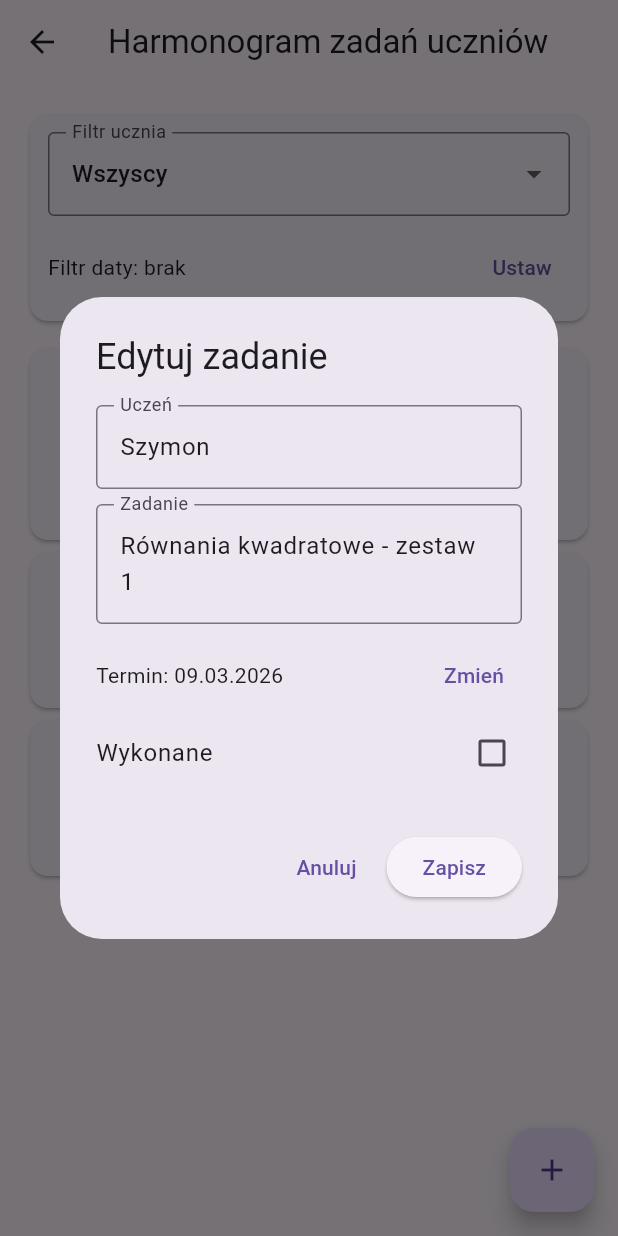
After one commit to Szmekowy/Math_App_Server, a Flutter app: the TaskSchedulePage screen opened directly, after a tap on the "edit" icon, on a phone screen of 412 x 824 dp. The commit adds this screen. Run offline on Flutter 3.47's test engine with Material 3 defaults, Android fonts, the phone set to English and light mode, and no system bars; our stand-ins replace fl_chart.

Commit message:
Add task schedule feature with navigation and UI components

```diff
--- /dev/null
+++ b/aplikacja_flutter/lib/pages/task_schedule_page.dart
@@ -0,0 +1,333 @@
+import 'package:flutter/material.dart';
+
+class TaskSchedulePage extends StatefulWidget {
+  const TaskSchedulePage({super.key});
+
+  @override
+  State<TaskSchedulePage> createState() => _TaskSchedulePageState();
+}
+
+class _TaskScheduleItem {
+  final String student;
+  final String taskTitle;
+  final DateTime deadline;
+  final bool done;
+
+  const _TaskScheduleItem({
+    required this.student,
+    required this.taskTitle,
+    required this.deadline,
+    this.done = false,
+  });
+
+  _TaskScheduleItem copyWith({
+    String? student,
+    String? taskTitle,
+    DateTime? deadline,
+    bool? done,
+  }) {
+    return _TaskScheduleItem(
+      student: student ?? this.student,
+      taskTitle: taskTitle ?? this.taskTitle,
+      deadline: deadline ?? this.deadline,
+      done: done ?? this.done,
+    );
+  }
+}
+
+class _TaskSchedulePageState extends State<TaskSchedulePage> {
+  final List<_TaskScheduleItem> _items = [
+    _TaskScheduleItem(
+      student: 'Szymon',
+      taskTitle: 'Równania kwadratowe - zestaw 1',
+      deadline: DateTime.now().add(const Duration(days: 1)),
+    ),
+    _TaskScheduleItem(
+      student: 'Wiktor',
+      taskTitle: 'Trygonometria - karta pracy',
+      deadline: DateTime.now().add(const Duration(days: 2)),
+      done: true,
+    ),
+    _TaskScheduleItem(
+      student: 'Jan',
+      taskTitle: 'Funkcja liniowa - powtórka',
+      deadline: DateTime.now().add(const Duration(days: 3)),
+    ),
+  ];
+
+  String _studentFilter = 'Wszyscy';
+  DateTime? _dateFilter;
+
+  String _formatDate(DateTime date) {
+    final d = date.day.toString().padLeft(2, '0');
+    final m = date.month.toString().padLeft(2, '0');
+    return '$d.$m.${date.year}';
+  }
+
+  List<String> _students() {
+    final set = _items.map((e) => e.student).toSet().toList()..sort();
+    return ['Wszyscy', ...set];
+  }
+
+  bool _isSameDay(DateTime a, DateTime b) {
+    return a.year == b.year && a.month == b.month && a.day == b.day;
+  }
+
+  List<_TaskScheduleItem> _filteredItems() {
+    return _items.where((item) {
+      final passStudent = _studentFilter == 'Wszyscy' || item.student == _studentFilter;
+      final passDate = _dateFilter == null || _isSameDay(item.deadline, _dateFilter!);
+      return passStudent && passDate;
+    }).toList()
+      ..sort((a, b) => a.deadline.compareTo(b.deadline));
+  }
+
+  Future<void> _openEditor({int? index}) async {
+    final editing = index != null ? _items[index] : null;
+    final studentCtrl = TextEditingController(text: editing?.student ?? '');
+    final taskCtrl = TextEditingController(text: editing?.taskTitle ?? '');
+    DateTime selectedDate = editing?.deadline ?? DateTime.now();
+    bool done = editing?.done ?? false;
+
+    await showDialog<void>(
+      context: context,
+      builder: (context) => StatefulBuilder(
+        builder: (context, setDialog) {
+          return AlertDialog(
+            title: Text(index == null ? 'Nowe zadanie' : 'Edytuj zadanie'),
+            content: SingleChildScrollView(
+              child: Column(
+                mainAxisSize: MainAxisSize.min,
+                children: [
+                  TextField(
+                    controller: studentCtrl,
+                    decoration: const InputDecoration(
+                      labelText: 'Uczeń',
+                      border: OutlineInputBorder(),
+                    ),
+                  ),
+                  const SizedBox(height: 10),
+                  TextField(
+                    controller: taskCtrl,
+                    minLines: 2,
+                    maxLines: 4,
+                    decoration: const InputDecoration(
+                      labelText: 'Zadanie',
+                      border: OutlineInputBorder(),
+                    ),
+                  ),
+                  const SizedBox(height: 10),
+                  Row(
+                    children: [
+                      Expanded(child: Text('Termin: ${_formatDate(selectedDate)}')),
+                      TextButton(
+                        onPressed: () async {
+                          final picked = await showDatePicker(
+                            context: context,
+                            initialDate: selectedDate,
+                            firstDate: DateTime(2020),
+                            lastDate: DateTime(2100),
+                          );
+                          if (picked != null) {
+                            setDialog(() {
+                              selectedDate = picked;
+                            });
+                          }
+                        },
+                        child: const Text('Zmień'),
+                      ),
+                    ],
+                  ),
+                  CheckboxListTile(
+                    value: done,
+                    contentPadding: EdgeInsets.zero,
+                    title: const Text('Wykonane'),
+                    onChanged: (value) {
+                      setDialog(() {
+                        done = value ?? false;
+                      });
+                    },
+                  ),
+                ],
+              ),
+            ),
+            actions: [
+              TextButton(
+                onPressed: () => Navigator.pop(context),
+                child: const Text('Anuluj'),
+              ),
+              ElevatedButton(
+                onPressed: () {
+                  final student = studentCtrl.text.trim();
+                  final task = taskCtrl.text.trim();
+                  if (student.isEmpty || task.isEmpty) return;
+
+                  final item = _TaskScheduleItem(
+                    student: student,
+                    taskTitle: task,
+                    deadline: selectedDate,
+                    done: done,
+                  );
+
+                  setState(() {
+                    if (index == null) {
+                      _items.add(item);
+                    } else {
+                      _items[index] = item;
+                    }
+                  });
+                  Navigator.pop(context);
+                },
+                child: const Text('Zapisz'),
+              ),
+            ],
+          );
+        },
+      ),
+    );
+  }
+
+  @override
+  Widget build(BuildContext context) {
+    final filtered = _filteredItems();
+    final students = _students();
+
+    return Scaffold(
+      appBar: AppBar(title: const Text('Harmonogram zadań uczniów')),
+      floatingActionButton: FloatingActionButton(
+        onPressed: () => _openEditor(),
+        child: const Icon(Icons.add),
+      ),
+      body: LayoutBuilder(
+        builder: (context, constraints) {
+          final isWide = constraints.maxWidth >= 900;
+          final filters = Card(
+            child: Padding(
+              padding: const EdgeInsets.all(12),
+              child: Column(
+                crossAxisAlignment: CrossAxisAlignment.start,
+                children: [
+                  DropdownButtonFormField<String>(
+                    value: students.contains(_studentFilter) ? _studentFilter : 'Wszyscy',
+                    decoration: const InputDecoration(
+                      labelText: 'Filtr ucznia',
+                      border: OutlineInputBorder(),
+                    ),
+                    items: students
+                        .map((s) => DropdownMenuItem(value: s, child: Text(s)))
+                        .toList(),
+                    onChanged: (value) {
+                      if (value == null) return;
+                      setState(() {
+                        _studentFilter = value;
+                      });
+                    },
+                  ),
+                  const SizedBox(height: 10),
+                  Row(
+                    children: [
+                      Expanded(
+                        child: Text(
+                          _dateFilter == null
+                              ? 'Filtr daty: brak'
+                              : 'Filtr daty: ${_formatDate(_dateFilter!)}',
+                        ),
+                      ),
+                      TextButton(
+                        onPressed: () async {
+                          final picked = await showDatePicker(
+                            context: context,
+                            initialDate: _dateFilter ?? DateTime.now(),
+                            firstDate: DateTime(2020),
+                            lastDate: DateTime(2100),
+                          );
+                          if (picked != null) {
+                            setState(() {
+                              _dateFilter = picked;
+                            });
+                          }
+                        },
+                        child: const Text('Ustaw'),
+                      ),
+                      if (_dateFilter != null)
+                        TextButton(
+                          onPressed: () {
+                            setState(() {
+                              _dateFilter = null;
+                            });
+                          },
+                          child: const Text('Wyczyść'),
+                        ),
+                    ],
+                  ),
+                ],
+              ),
+            ),
+          );
+
+          final list = filtered.isEmpty
+              ? const Center(child: Text('Brak zadań dla wybranych filtrów.'))
+              : ListView.builder(
+                  itemCount: filtered.length,
+                  itemBuilder: (context, i) {
+                    final item = filtered[i];
+                    final originalIndex = _items.indexOf(item);
+                    return Card(
+                      child: ListTile(
+                        leading: Checkbox(
+                          value: item.done,
+                          onChanged: (value) {
+                            setState(() {
+                              _items[originalIndex] = item.copyWith(done: value ?? false);
+                            });
+                          },
+                        ),
+                        title: Text(item.taskTitle),
+                        subtitle: Text('${item.student} • termin ${_formatDate(item.deadline)}'),
+                        trailing: Wrap(
+                          spacing: 4,
+                          children: [
+                            IconButton(
+                              tooltip: 'Edytuj',
+                              icon: const Icon(Icons.edit),
+                              onPressed: () => _openEditor(index: originalIndex),
+                            ),
+                            IconButton(
+                              tooltip: 'Usuń',
+                              icon: const Icon(Icons.delete_outline),
+                              onPressed: () {
+                                setState(() {
+                                  _items.removeAt(originalIndex);
+                                });
+                              },
+                            ),
+                          ],
+                        ),
+                      ),
+                    );
+                  },
+                );
+
+          return Padding(
+            padding: const EdgeInsets.all(16),
+            child: isWide
+                ? Row(
+                    children: [
+                      SizedBox(width: 340, child: filters),
+                      const SizedBox(width: 16),
+                      Expanded(child: list),
+                    ],
+                  )
+                : Column(
+                    children: [
+                      filters,
+                      const SizedBox(height: 10),
+                      Expanded(child: list),
+                    ],
+                  ),
+          );
+        },
+      ),
+    );
+  }
+}
```
Also changed, not shown: aplikacja_flutter/lib/pages/dashboard_page.dart (+24 -0 lines).
